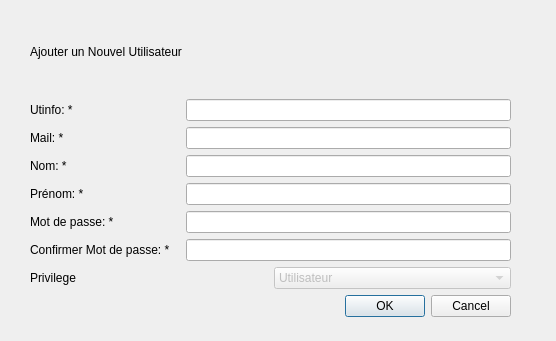
Old version of the form popups/popupaddusers.ui in the repository diluxe01/Micro_Brico.
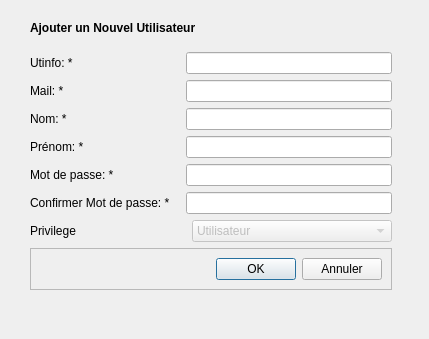
New version of the form.

```diff
--- a/popups/popupaddusers.ui
+++ b/popups/popupaddusers.ui
@@ -6,8 +6,8 @@
    <rect>
     <x>0</x>
     <y>0</y>
-    <width>556</width>
-    <height>341</height>
+    <width>429</width>
+    <height>339</height>
    </rect>
   </property>
   <property name="windowTitle">
@@ -18,13 +18,18 @@
     <rect>
      <x>30</x>
      <y>10</y>
-     <width>481</width>
-     <height>307</height>
+     <width>362</width>
+     <height>280</height>
     </rect>
    </property>
    <layout class="QVBoxLayout" name="verticalLayout_2">
     <item>
      <widget class="QLabel" name="label_7">
+      <property name="font">
+       <font>
+        <bold>true</bold>
+       </font>
+      </property>
       <property name="text">
        <string>Ajouter un Nouvel Utilisateur</string>
       </property>
@@ -246,13 +251,42 @@
      </layout>
     </item>
     <item>
-     <widget class="QDialogButtonBox" name="buttonBox">
-      <property name="orientation">
-       <enum>Qt::Horizontal</enum>
+     <widget class="QFrame" name="frame">
+      <property name="frameShape">
+       <enum>QFrame::Shape::StyledPanel</enum>
       </property>
-      <property name="standardButtons">
-       <set>QDialogButtonBox::Cancel|QDialogButtonBox::Ok</set>
+      <property name="frameShadow">
+       <enum>QFrame::Shadow::Raised</enum>
       </property>
+      <layout class="QHBoxLayout" name="horizontalLayout_8">
+       <item>
+        <spacer name="horizontalSpacer">
+         <property name="orientation">
+          <enum>Qt::Orientation::Horizontal</enum>
+         </property>
+         <property name="sizeHint" stdset="0">
+          <size>
+           <width>40</width>
+           <height>20</height>
+          </size>
+         </property>
+        </spacer>
+       </item>
+       <item>
+        <widget class="QPushButton" name="pushButton_OK">
+         <property name="text">
+          <string>OK</string>
+         </property>
+        </widget>
+       </item>
+       <item>
+        <widget class="QPushButton" name="pushButton_annuler">
+         <property name="text">
+          <string>Annuler</string>
+         </property>
+        </widget>
+       </item>
+      </layout>
      </widget>
     </item>
    </layout>
```
Left out of the diff: 41 changed lines with no effect on the pictures.
